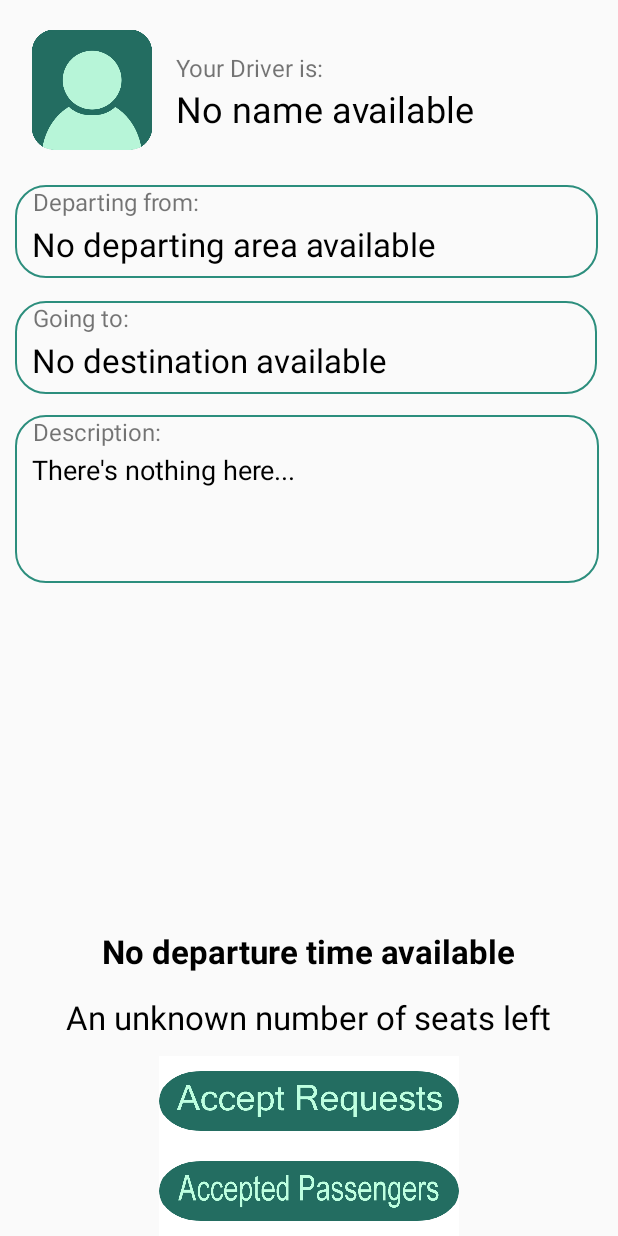
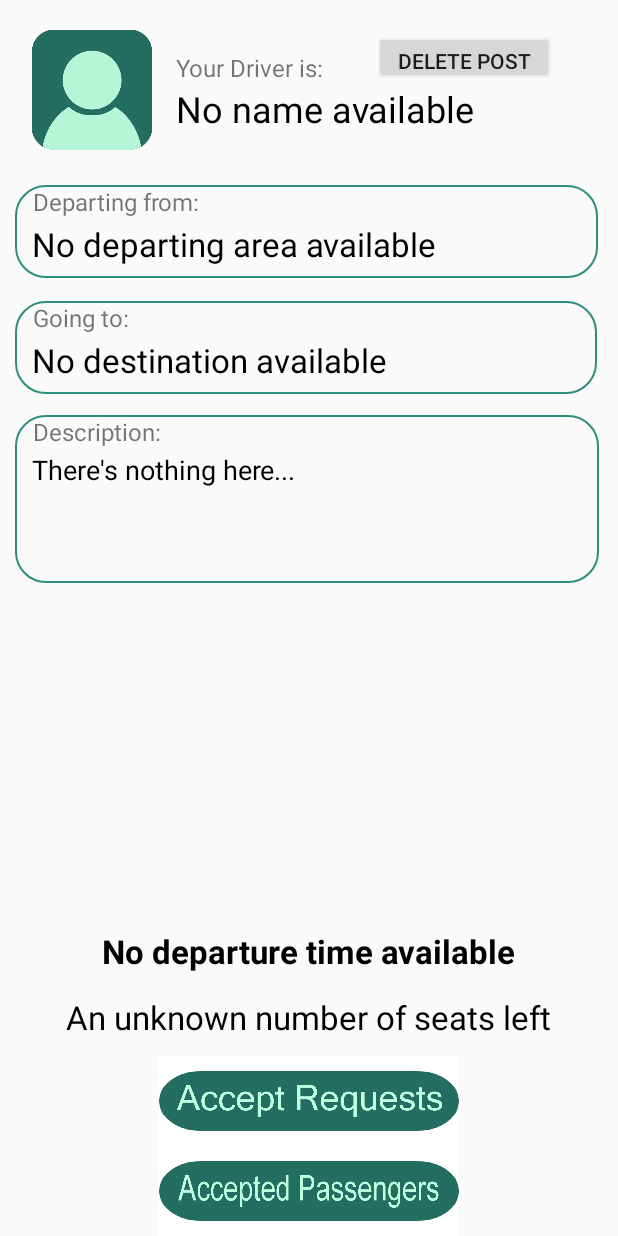
Before and after one commit to lnguyent01/Hitch, an Android app: the layout my_post_details.xml on its own in the app's theme, with its tools: preview values and no code run, on a phone screen of 412 x 824 dp. Run offline under Robolectric (Android 15) with nearby library versions, the phone set to English and light mode, and no system bars.

Commit message:
added delete post functionality to UI

```diff
--- a/app/src/main/java/chub45/benson/hitch/HitchDatabase.java
+++ b/app/src/main/java/chub45/benson/hitch/HitchDatabase.java
@@ -361,7 +361,7 @@ public class HitchDatabase {
                 if (index == 0 && list.length() != postID.length()) {
                     temp1 = list.substring(postID.length() + 1);
                 } else if (index == list.length() - postID.length()) {
-                    temp1 = list.substring(0, index);
+                    temp1 = list.substring(0, index-1);
                 } else {
                     temp0 = list.substring(0, index);
                     temp1 = list.substring(index + postID.length() + 1);
--- a/app/src/main/res/layout/my_post_details.xml
+++ b/app/src/main/res/layout/my_post_details.xml
@@ -175,6 +175,13 @@
         android:scaleType="fitCenter"
         app:srcCompat="@drawable/accept" />
 
+    <Button
+        android:id="@+id/DeletePostButton"
+        android:layout_width="120dp"
+        android:layout_height="35dp"
+        android:layout_above="@+id/DriverName"
+        android:layout_alignEnd="@+id/DepartureTime"
+        android:text="Delete Post" />
 
 
 </RelativeLayout>
```
Also changed, not shown: app/src/main/java/chub45/benson/hitch/MyPostDetails.java (+11 -0 lines).
